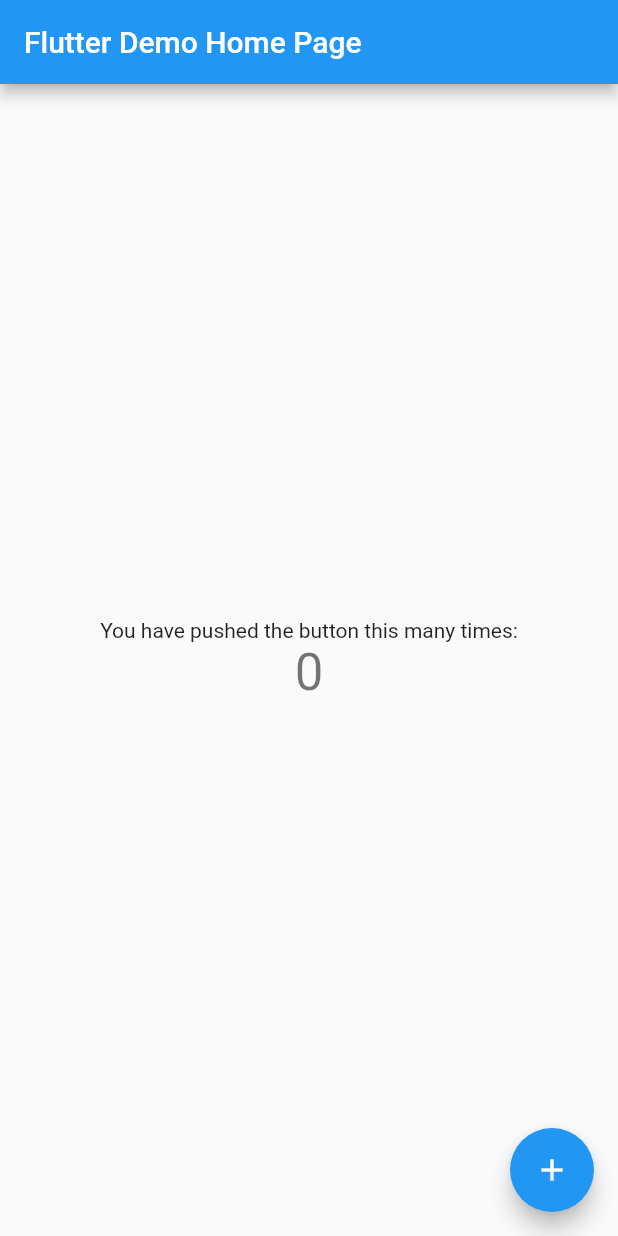
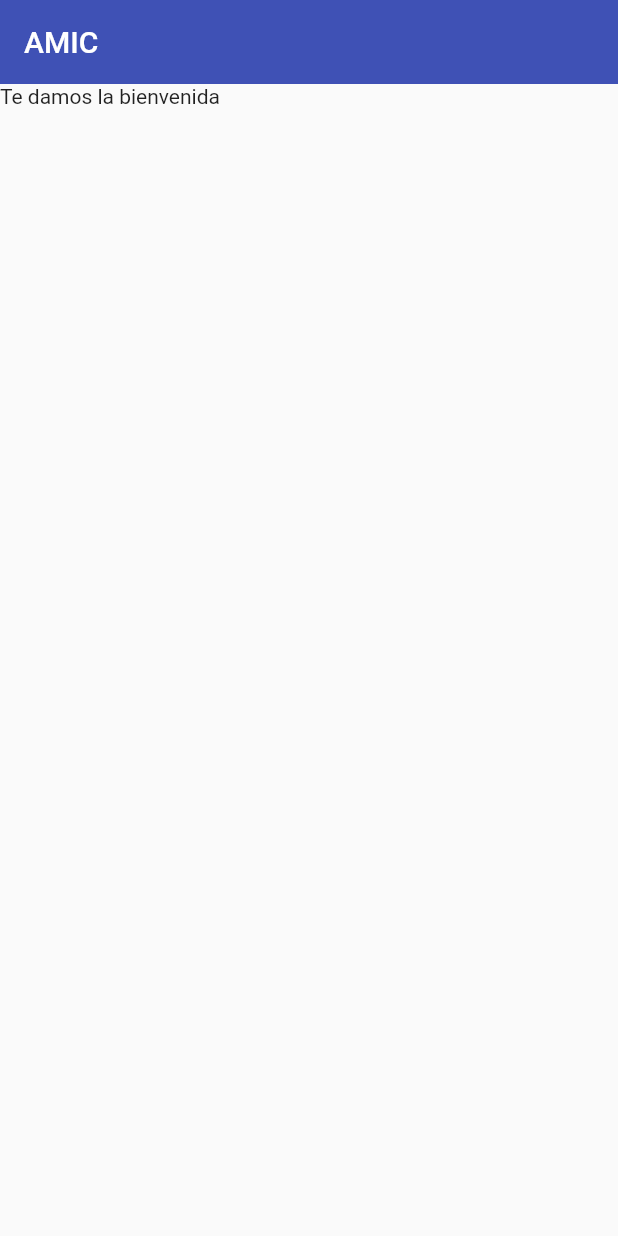
Before and after one commit to JuanBeltranG/AMIC, a Flutter app: the screen it shows after launch, on a phone screen of 412 x 824 dp. Run offline on Flutter 3.47's test engine with Material 2 defaults, Android fonts, the phone set to English and light mode, and no system bars.

Commit message:
principal screens

```diff
--- a/amic/lib/main.dart
+++ b/amic/lib/main.dart
@@ -1,115 +1,28 @@
+import 'package:amic/screens/welcome_screen.dart';
 import 'package:flutter/material.dart';
 
-void main() {
-  runApp(const MyApp());
-}
+
+void main() => runApp(MyApp());
+
+
+
+
 
 class MyApp extends StatelessWidget {
-  const MyApp({Key? key}) : super(key: key);
-
-  // This widget is the root of your application.
   @override
   Widget build(BuildContext context) {
     return MaterialApp(
-      title: 'Flutter Demo',
-      theme: ThemeData(
-        // This is the theme of your application.
-        //
-        // Try running your application with "flutter run". You'll see the
-        // application has a blue toolbar. Then, without quitting the app, try
-        // changing the primarySwatch below to Colors.green and then invoke
-        // "hot reload" (press "r" in the console where you ran "flutter run",
-        // or simply save your changes to "hot reload" in a Flutter IDE).
-        // Notice that the counter didn't reset back to zero; the application
-        // is not restarted.
-        primarySwatch: Colors.blue,
+      debugShowCheckedModeBanner: false,
+      initialRoute: 'welcome',
+      routes:{
+        'welcome': ( _ ) => WelcomeScreen(),
+
+      },
+      theme: ThemeData.light().copyWith(
+        appBarTheme: AppBarTheme(
+          color: Colors.indigo,
+        ),
       ),
-      home: const MyHomePage(title: 'Flutter Demo Home Page'),
     );
   }
 }
-
-class MyHomePage extends StatefulWidget {
-  const MyHomePage({Key? key, required this.title}) : super(key: key);
-
-  // This widget is the home page of your application. It is stateful, meaning
-  // that it has a State object (defined below) that contains fields that affect
-  // how it looks.
-
-  // This class is the configuration for the state. It holds the values (in this
-  // case the title) provided by the parent (in this case the App widget) and
-  // used by the build method of the State. Fields in a Widget subclass are
-  // always marked "final".
-
-  final String title;
-
-  @override
-  State<MyHomePage> createState() => _MyHomePageState();
-}
-
-class _MyHomePageState extends State<MyHomePage> {
-  int _counter = 0;
-
-  void _incrementCounter() {
-    setState(() {
-      // This call to setState tells the Flutter framework that something has
-      // changed in this State, which causes it to rerun the build method below
-      // so that the display can reflect the updated values. If we changed
-      // _counter without calling setState(), then the build method would not be
-      // called again, and so nothing would appear to happen.
-      _counter++;
-    });
-  }
-
-  @override
-  Widget build(BuildContext context) {
-    // This method is rerun every time setState is called, for instance as done
-    // by the _incrementCounter method above.
-    //
-    // The Flutter framework has been optimized to make rerunning build methods
-    // fast, so that you can just rebuild anything that needs updating rather
-    // than having to individually change instances of widgets.
-    return Scaffold(
-      appBar: AppBar(
-        // Here we take the value from the MyHomePage object that was created by
-        // the App.build method, and use it to set our appbar title.
-        title: Text(widget.title),
-      ),
-      body: Center(
-        // Center is a layout widget. It takes a single child and positions it
-        // in the middle of the parent.
-        child: Column(
-          // Column is also a layout widget. It takes a list of children and
-          // arranges them vertically. By default, it sizes itself to fit its
-          // children horizontally, and tries to be as tall as its parent.
-          //
-          // Invoke "debug painting" (press "p" in the console, choose the
-          // "Toggle Debug Paint" action from the Flutter Inspector in Android
-          // Studio, or the "Toggle Debug Paint" command in Visual Studio Code)
-          // to see the wireframe for each widget.
-          //
-          // Column has various properties to control how it sizes itself and
-          // how it positions its children. Here we use mainAxisAlignment to
-          // center the children vertically; the main axis here is the vertical
-          // axis because Columns are vertical (the cross axis would be
-          // horizontal).
-          mainAxisAlignment: MainAxisAlignment.center,
-          children: <Widget>[
-            const Text(
-              'You have pushed the button this many times:',
-            ),
-            Text(
-              '$_counter',
-              style: Theme.of(context).textTheme.headline4,
-            ),
-          ],
-        ),
-      ),
-      floatingActionButton: FloatingActionButton(
-        onPressed: _incrementCounter,
-        tooltip: 'Increment',
-        child: const Icon(Icons.add),
-      ), // This trailing comma makes auto-formatting nicer for build methods.
-    );
-  }
-}
--- /dev/null
+++ b/amic/lib/screens/screens.dart
@@ -0,0 +1,3 @@
+
+
+export 'package:amic/screens/welcome_screen.dart';
--- /dev/null
+++ b/amic/lib/screens/welcome_screen.dart
@@ -0,0 +1,24 @@
+import 'package:flutter/material.dart';
+
+
+class WelcomeScreen extends StatelessWidget {
+  const WelcomeScreen({Key? key}) : super(key: key);
+
+  @override
+  Widget build(BuildContext context) {
+    return Scaffold(
+      appBar: AppBar(
+        title: Text('AMIC'),
+        elevation: 0,
+      ),
+      body: Column(
+        children: [
+          Text('Te damos la bienvenida ')
+        ],
+      ),
+
+
+
+    );
+  }
+}
```
Also changed, not shown: amic/lib/screens/menu_screen.dart (added), amic/lib/screens/oportunities_screen.dart (added), 1 other file.
